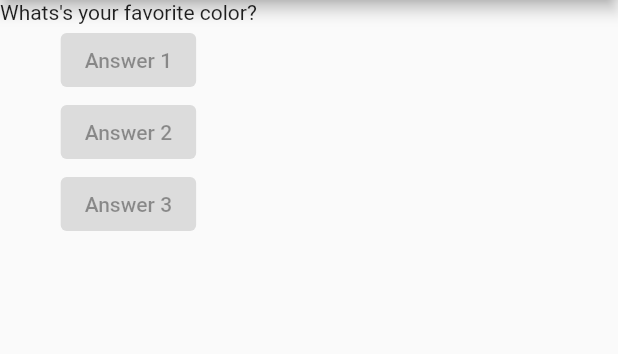
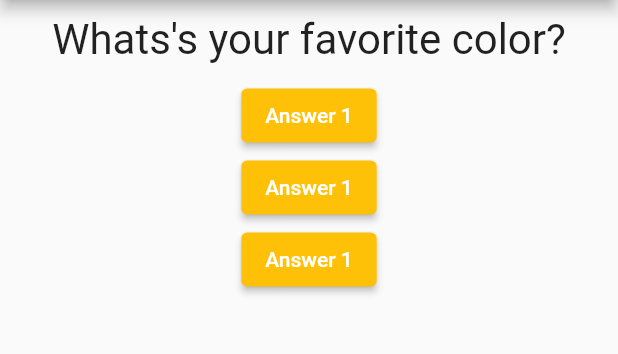
Before and after one commit to RaazKetan/Quiz_App, a Flutter app: the screen it shows after launch, on a phone screen of 412 x 824 dp, the part 84-438 px from its top. Run offline on Flutter 3.47's test engine with Material 2 defaults, Android fonts, the phone set to English and light mode, and no system bars.

Commit message:
+seletHandler +changes in color

```diff
--- /dev/null
+++ b/lib/answer.dart
@@ -0,0 +1,19 @@
+import 'package:flutter/material.dart';
+class Answer extends StatelessWidget {
+ final  VoidCallback selectHandler;
+  Answer(this.selectHandler);
+
+
+  @override
+  Widget build(BuildContext context) {
+    return Container(
+      child: ElevatedButton(
+        style: ElevatedButton.styleFrom(
+          backgroundColor: Colors.amber
+        ),
+        onPressed: selectHandler,
+        child: const Text('Answer 1'),
+      ),
+    );
+  }
+}
--- a/lib/main.dart
+++ b/lib/main.dart
@@ -1,5 +1,6 @@
 import 'package:flutter/material.dart';
 import './question.dart';
+import './answer.dart';
 
 // void main(){
 // runApp(MyApp());
@@ -20,7 +21,6 @@ class _MyAppState extends State<MyApp>{
     setState(() {
       _questionIndex = _questionIndex+1;
     });
-    print(_questionIndex);
 }
   @override
   Widget build (BuildContext context)
@@ -33,25 +33,16 @@ class _MyAppState extends State<MyApp>{
     return MaterialApp(
       home: Scaffold(
         appBar: AppBar(
-          title: Center(child: Text('Quiz App')),
+          title: const Center(child: Text('Quiz App')),
         ),
         body: Column(
           children: [
             Question(
                 question[_questionIndex],
             ),
-            ElevatedButton(
-              onPressed: null,
-              child: Text('Answer 1'),
-            ),
-            ElevatedButton(
-              onPressed: null,
-              child: Text('Answer 2'),
-            ),
-            ElevatedButton(
-              onPressed: null,
-              child: Text('Answer 3'),
-            ),
+            Answer(answerQuestion),
+            Answer(answerQuestion),
+            Answer(answerQuestion),
           ],
         )
       ),
--- a/lib/question.dart
+++ b/lib/question.dart
@@ -6,6 +6,17 @@ class Question extends StatelessWidget {
   Question(this.questionText);
   @override
   Widget build(BuildContext context) {
-    return Text(questionText);
+    return Center(
+      child: Container(
+        margin: EdgeInsets.symmetric(vertical: 10.0, horizontal: 10.0),
+        child: Text(
+          questionText,
+          style: TextStyle(
+        fontSize: 28
+        ),
+          textAlign: TextAlign.center,
+        ),
+      ),
+    );
   }
 }
```
